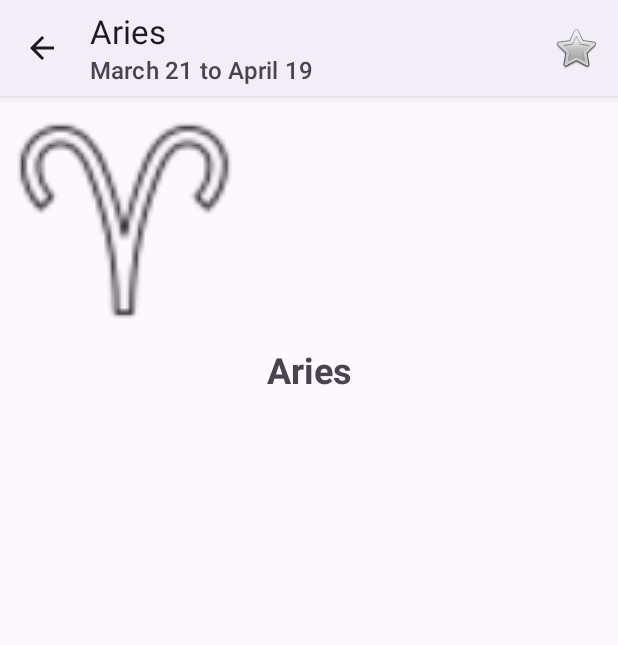
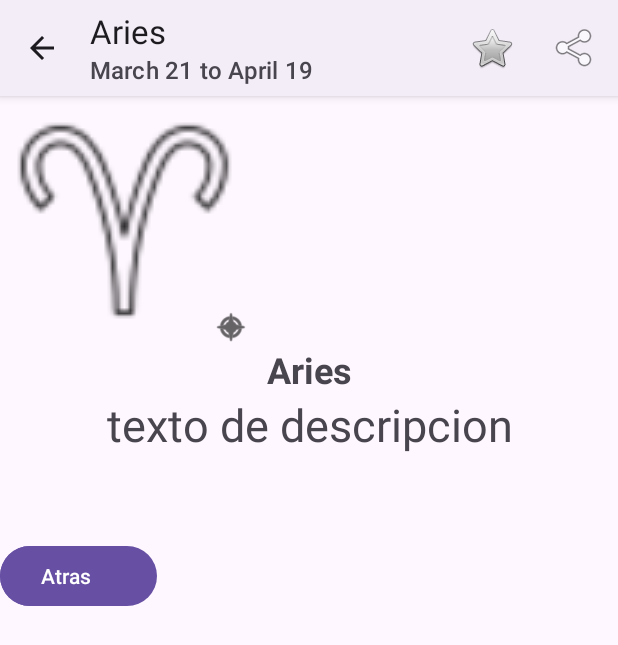
Before and after one commit to cesarjtp/HoroscopoApp, an Android app: the screen it shows after launch (DetailActivity), after a tap on "Aries", on a phone screen of 412 x 824 dp. Shown: the top 645 px of the screen. Run offline under Robolectric (Android 15) with nearby library versions, the phone set to English and light mode, and no system bars.

Commit message:
se agregron cambios en las imagenes del cambio de horoscopo y se agregaron los botones de la aplocacion sin programar

```diff
--- a/app/src/main/AndroidManifest.xml
+++ b/app/src/main/AndroidManifest.xml
@@ -3,6 +3,7 @@
     xmlns:tools="http://schemas.android.com/tools">
     <uses-permission android:name="android.permission.INTERNET" />
     <uses-permission android:name="android.permission.ACCESS_NETWORK_STATE" />
+
 
     <application
         android:allowBackup="true"
--- a/app/src/main/java/com/example/horoscopoapp/activities/DetailActivity.kt
+++ b/app/src/main/java/com/example/horoscopoapp/activities/DetailActivity.kt
@@ -64,7 +64,8 @@ class DetailActivity : AppCompatActivity() {
 
     fun setFavoriteIcon () {
         if (isFavorite) {
-            favoriteMenuItem.setIcon(android.R.drawable.btn_star)
+            favoriteMenuItem.setIcon(android.R.drawable.btn_star_big_on)
+
         } else {
             favoriteMenuItem.setIcon(android.R.drawable.btn_star_big_off)
         }
@@ -120,6 +121,10 @@ class DetailActivity : AppCompatActivity() {
 
     override fun onOptionsItemSelected(item: MenuItem): Boolean {
         return when (item.itemId) {
+            android.R.id.home -> {
+                finish()
+                true
+            }
             R.id.menu_favorite -> {
                 if (isFavorite) {
                     session.setFavoriteHoroscope("")
--- a/app/src/main/res/layout/activity_detail.xml
+++ b/app/src/main/res/layout/activity_detail.xml
@@ -1,41 +1,52 @@
 <?xml version="1.0" encoding="utf-8"?>
 <LinearLayout xmlns:android="http://schemas.android.com/apk/res/android"
+    xmlns:app="http://schemas.android.com/apk/res-auto"
     xmlns:tools="http://schemas.android.com/tools"
     android:layout_width="match_parent"
     android:layout_height="match_parent"
     android:orientation="vertical"
     tools:context=".activities.DetailActivity">
 
+    <FrameLayout
+        android:layout_width="wrap_content"
+        android:layout_height="wrap_content">
     <ImageView
         android:id="@+id/imageView"
         android:layout_width="150dp"
         android:layout_height="150dp"
         android:layout_margin="8dp"
         tools:src="@drawable/aries"/>
+    <ImageView
+        android:id="@+id/menu_favorite"
+        android:layout_width="24dp"
+        android:layout_height="24dp"
+        android:layout_gravity="bottom|end"
+        android:scaleType="centerCrop"
+        android:src="@android:drawable/ic_menu_compass"
+        app:tint="@color/black" />
+    </FrameLayout>
 
     <TextView
         android:id="@+id/textView"
         android:layout_width="match_parent"
-        android:layout_height="match_parent"
+        android:layout_height="wrap_content"
         android:text="@string/app_name"
+        android:textAlignment="center"
         android:textSize="24sp"
-        android:textStyle="bold"
-        android:textAlignment="center"/>
+        android:textStyle="bold" />
 
-    <FrameLayout
-        android:layout_width="wrap_content"
-        android:layout_height="wrap_content"/>
+
     <TextView
         android:id="@+id/textView2"
         android:layout_width="match_parent"
-        android:layout_height="match_parent"
+        android:layout_height="wrap_content"
         android:text="texto de descripcion"
         android:textAlignment="center"
         android:textSize="30sp"/>
     <TextView
         android:id="@+id/dailyHoroscopeTextView"
         android:layout_width="match_parent"
-        android:layout_height="match_parent"
+        android:layout_height="wrap_content"
         android:textSize="18sp"
         android:justificationMode="inter_word"
         android:padding="16dp"
@@ -43,8 +54,21 @@
 
     <FrameLayout
         android:layout_width="wrap_content"
-        android:layout_height="match_parent"
-        />
+        android:layout_height="wrap_content">
 
+    <Button
+        android:id="@+id/button2"
+        android:layout_width="wrap_content"
+        android:layout_height="wrap_content"
+        android:layout_gravity="bottom"
+        android:text="Adelante" />
+
+    <Button
+        android:id="@+id/button3"
+        android:layout_width="wrap_content"
+        android:layout_height="wrap_content"
+        android:text="Atras"
+        android:textAlignment="center" />
+    </FrameLayout>
 
 </LinearLayout>
--- a/app/src/main/res/menu/manu_activity_detail.xml
+++ b/app/src/main/res/menu/manu_activity_detail.xml
@@ -1,12 +1,17 @@
 <?xml version="1.0" encoding="utf-8"?>
 <menu xmlns:android="http://schemas.android.com/apk/res/android"
     xmlns:app="http://schemas.android.com/apk/res-auto">
+
+
     <item
         android:id="@+id/menu_favorite"
         android:icon="@android:drawable/btn_star_big_on"
-        app:showAsAction="always" />
-
-
-
+        app:showAsAction="always"
+        android:title="@string/app_name" />
+    <item
+        android:id="@+id/menu_share"
+        android:icon="@android:drawable/ic_menu_share"
+        app:showAsAction="always"
+        android:title="@string/menu_share"/>
 
 </menu>
```
